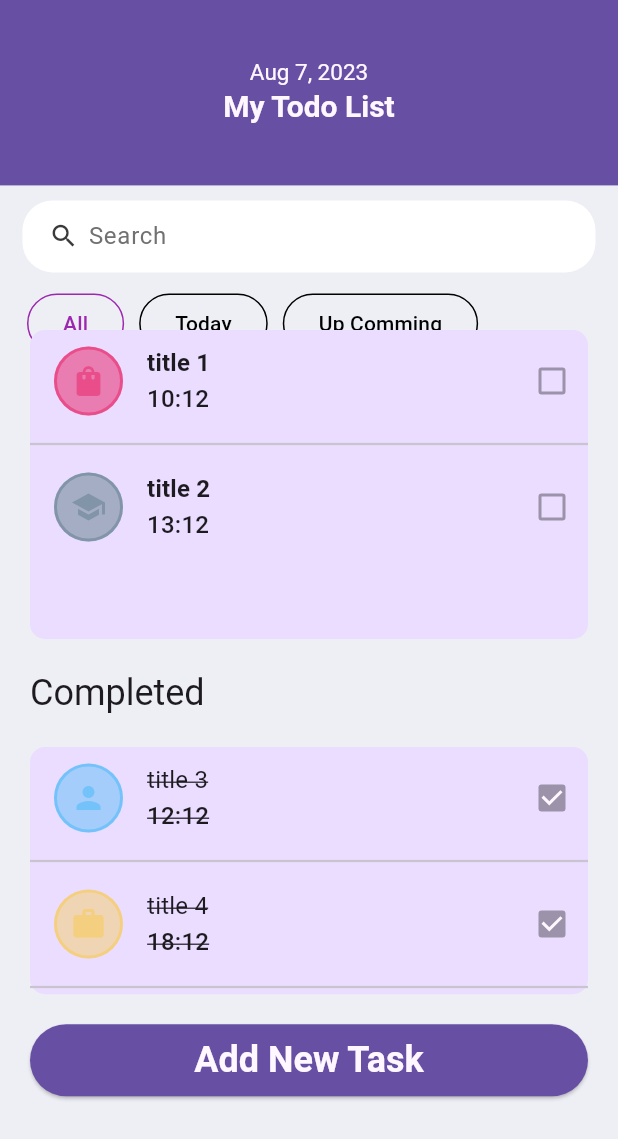
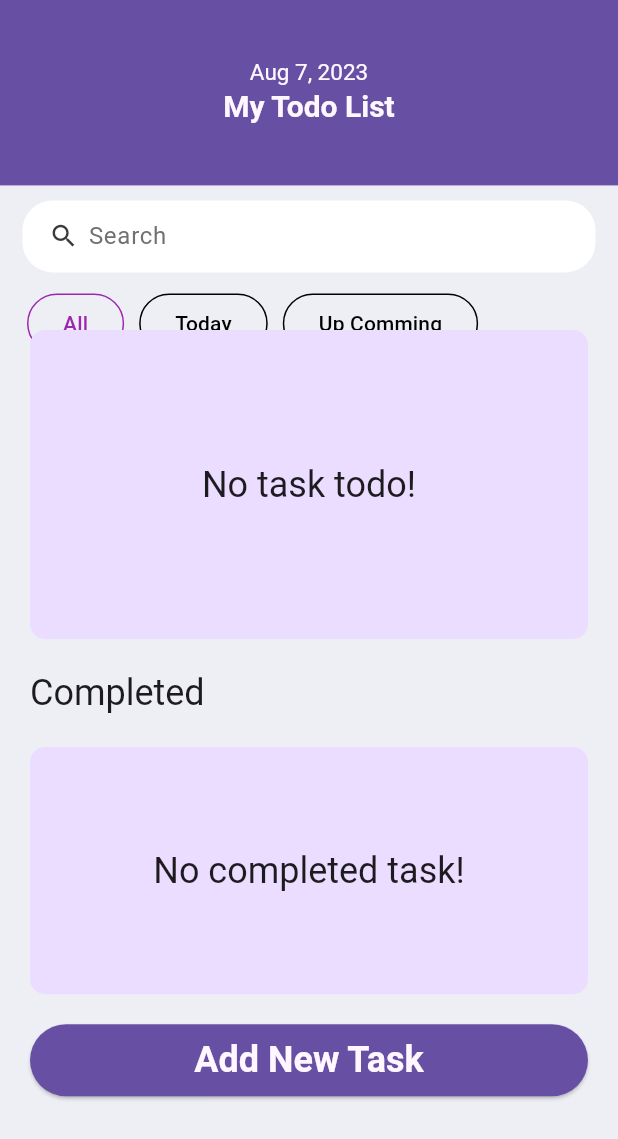
Before and after one commit to TienTran1504/Todo-App-Flutter, a Flutter app: the screen it shows after launch, on a phone screen of 412 x 824 dp. Shown: the top 1139 px of the screen. Run offline on Flutter 3.47's test engine with Material 3 defaults, Android fonts, the phone set to English and light mode, and no system bars; our stand-ins replace equatable, flex_color_scheme, flutter_riverpod, font_awesome_flutter, gap, go_router and 2 more; accounts and stored records are empty.

Commit message:
Create Task in UI

```diff
--- a/lib/screens/home_screen.dart
+++ b/lib/screens/home_screen.dart
@@ -1,20 +1,25 @@
 import 'package:flutter/material.dart';
 import 'package:todoapp/config/routes/routes.dart';
 import 'package:todoapp/data/data.dart';
+import 'package:todoapp/providers/providers.dart';
 import 'package:todoapp/utils/utils.dart';
 import 'package:gap/gap.dart';
 import 'package:todoapp/widgets/widgets.dart';
 import 'package:go_router/go_router.dart';
+import 'package:flutter_riverpod/flutter_riverpod.dart';
 
-class HomeScreen extends StatelessWidget {
+class HomeScreen extends ConsumerWidget {
   static HomeScreen builder(BuildContext context, GoRouterState state) =>
       const HomeScreen();
   const HomeScreen({super.key});
 
   @override
-  Widget build(BuildContext context) {
+  Widget build(BuildContext context, WidgetRef ref) {
     final colors = context.colorScheme;
     final deviceSize = context.deviceSize;
+    final taskState = ref.watch(taskProvider);
+    final completedTasks = _completedTasks(taskState.tasks);
+    final incompletedTasks = _incompletedTasks(taskState.tasks);
     return Scaffold(
       backgroundColor: const Color(0xFFEEEFF5),
       body: Stack(children: [
@@ -57,25 +62,8 @@ class HomeScreen extends StatelessWidget {
                 child: Column(
                   crossAxisAlignment: CrossAxisAlignment.stretch,
                   children: [
-                    const DisplayListOfTasks(
-                      tasks: [
-                        Task(
-                          title: 'title 1',
-                          note: '',
-                          time: '10:12',
-                          date: 'Aug 07',
-                          isCompleted: false,
-                          category: TaskCategories.shopping,
-                        ),
-                        Task(
-                          title: 'title 2',
-                          note: 'note 2',
-                          time: '13:12',
-                          date: 'Aug 07',
-                          isCompleted: false,
-                          category: TaskCategories.education,
-                        )
-                      ],
+                    DisplayListOfTasks(
+                      tasks: incompletedTasks,
                     ),
                     const Gap(20),
                     // const Text(
@@ -87,33 +75,8 @@ class HomeScreen extends StatelessWidget {
                       style: context.textTheme.headlineSmall,
                     ),
                     const Gap(20),
-                    const DisplayListOfTasks(
-                      tasks: [
-                        Task(
-                          title: 'title 3',
-                          note: 'note 3',
-                          time: '12:12',
-                          date: 'Aug 20',
-                          isCompleted: true,
-                          category: TaskCategories.personal,
-                        ),
-                        Task(
-                          title: 'title 4',
-                          note: 'note 4',
-                          time: '18:12',
-                          date: 'Aug 10',
-                          isCompleted: true,
-                          category: TaskCategories.work,
-                        ),
-                        Task(
-                          title: 'title 4',
-                          note: 'note 4',
-                          time: '18:12',
-                          date: 'Aug 10',
-                          isCompleted: true,
-                          category: TaskCategories.social,
-                        )
-                      ],
+                    DisplayListOfTasks(
+                      tasks: completedTasks,
                       isCompletedTasks: true,
                     ),
                     const Gap(20),
@@ -135,4 +98,24 @@ class HomeScreen extends StatelessWidget {
       ]),
     );
   }
+
+  List<Task> _completedTasks(List<Task> tasks) {
+    final List<Task> filteredTasks = [];
+    for (var task in tasks) {
+      if (task.isCompleted) {
+        filteredTasks.add(task);
+      }
+    }
+    return filteredTasks;
+  }
+
+  List<Task> _incompletedTasks(List<Task> tasks) {
+    final List<Task> filteredTasks = [];
+    for (var task in tasks) {
+      if (!task.isCompleted) {
+        filteredTasks.add(task);
+      }
+    }
+    return filteredTasks;
+  }
 }
--- a/lib/utils/utils.dart
+++ b/lib/utils/utils.dart
@@ -3,3 +3,4 @@ export 'task_categories.dart';
 export 'helpers.dart';
 export 'db_keys.dart';
 export 'task_keys.dart';
+export 'app_alert.dart';
```
Also changed, not shown: lib/screens/create_task_screen.dart (+49 -5 lines), lib/utils/app_alert.dart (added, +22 -0 lines).
